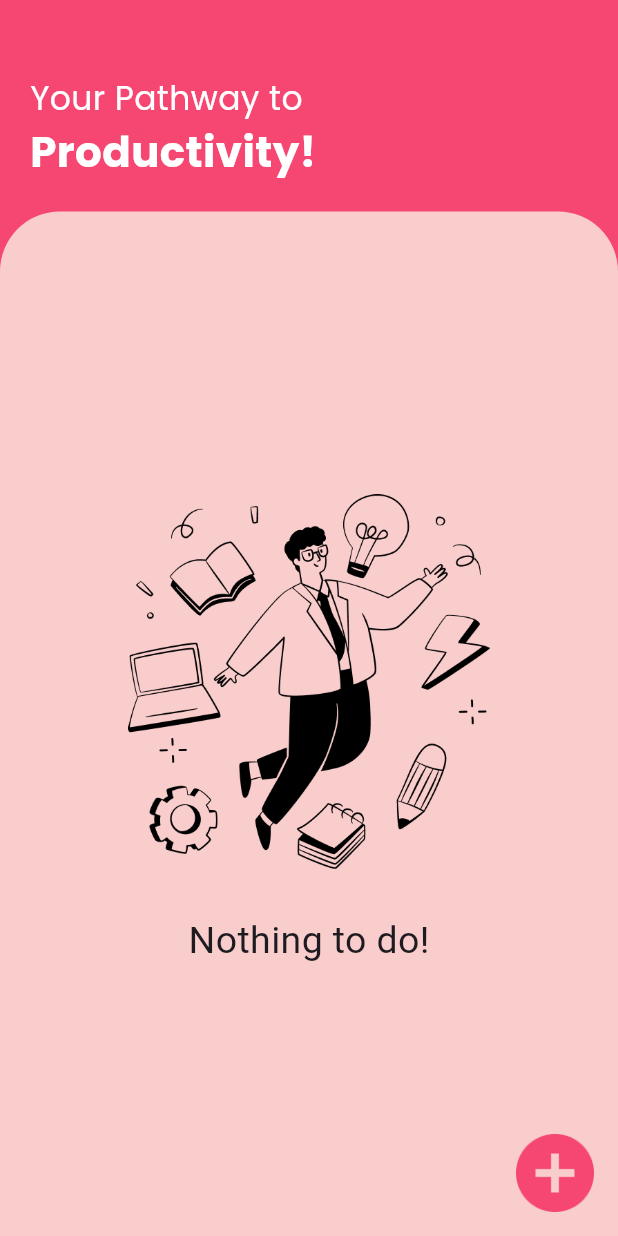
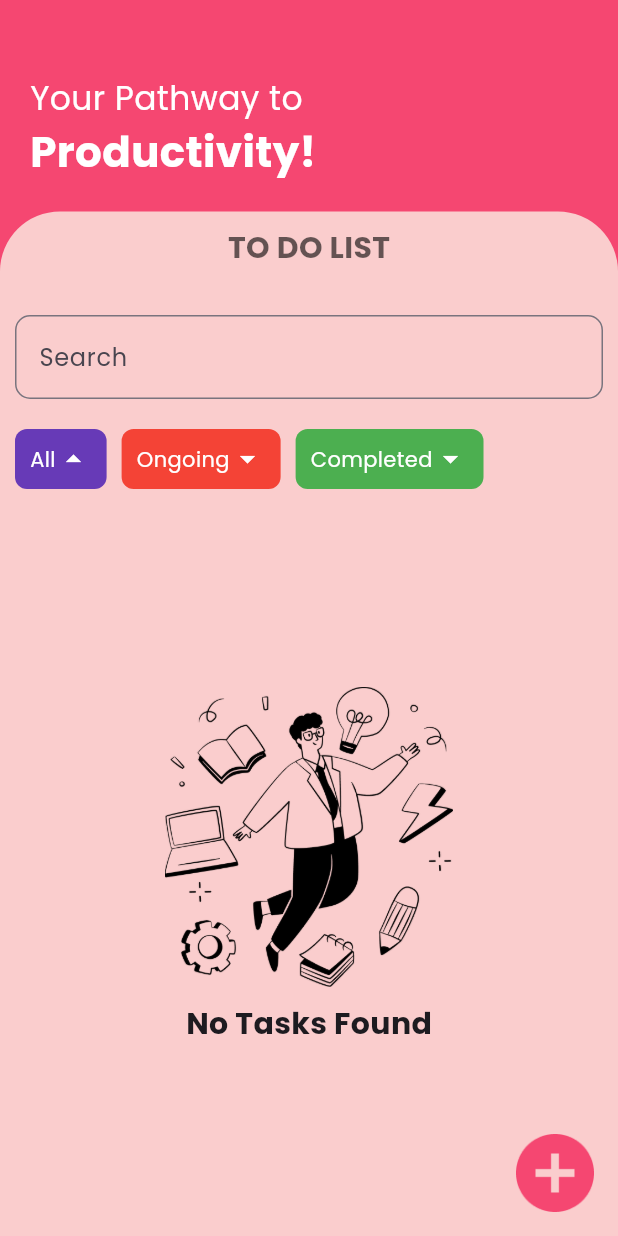
Before and after one commit to AbhishekASLK/todo_app_intermediate, a Flutter app: the screen it shows after launch, on a phone screen of 412 x 824 dp. Run offline on Flutter 3.47's test engine with Material 3 defaults, Android fonts, the phone set to English and light mode, and no system bars; our stand-ins replace flutter_slidable, google_fonts, sqflite; accounts and stored records are empty.

Commit message:
todo-completion

```diff
--- a/lib/main.dart
+++ b/lib/main.dart
@@ -11,7 +11,7 @@ List<ToDoModelClass> tasksFromDB = [];
 void main() async {
   WidgetsFlutterBinding.ensureInitialized();
   database = openDatabase(
-    join(await getDatabasesPath(), 'ToDoDB113.db'),
+    join(await getDatabasesPath(), 'ToDoDB114.db'),
     version: 1,
     onCreate: (db, version) {
       db.execute(
--- a/lib/screens/todo_app.dart
+++ b/lib/screens/todo_app.dart
@@ -118,35 +118,7 @@ class _ToDoAppState extends State<ToDoApp> {
                   topLeft: Radius.circular(40),
                 ),
               ),
-              child: (allTasks.isEmpty)
-                  ? Column(
-                      mainAxisAlignment: MainAxisAlignment.center,
-                      children: [
-                        const SizedBox(
-                          height: 10,
-                        ),
-                        Column(
-                          mainAxisAlignment: MainAxisAlignment.center,
-                          children: [
-                            Image.asset(
-                              'assets/no_tasks.png',
-                              height: 250,
-                              width: 250,
-                            ),
-                            const SizedBox(
-                              height: 30,
-                            ),
-                            const Text(
-                              'Nothing to do!',
-                              style: TextStyle(
-                                fontSize: 25,
-                              ),
-                            )
-                          ],
-                        ),
-                      ],
-                    )
-                  : Column(
+              child: Column(
                 children: [
                   const SizedBox(
                     height: 10,
@@ -220,7 +192,7 @@ class _ToDoAppState extends State<ToDoApp> {
                             color: Colors.deepPurple,
                             borderRadius: BorderRadius.all(
                               Radius.circular(
-                                      30,
+                                8,
                               ),
                             ),
                           ),
@@ -267,7 +239,7 @@ class _ToDoAppState extends State<ToDoApp> {
                             color: Colors.red,
                             borderRadius: BorderRadius.all(
                               Radius.circular(
-                                      30,
+                                8,
                               ),
                             ),
                           ),
@@ -301,7 +273,6 @@ class _ToDoAppState extends State<ToDoApp> {
                             pressedButton = 'Completed';
                             status = 'Completed';
                             filterCompletedTasks();
-                                  print(searchList.length);
                             searchList = completedTasks;
                             updateDisplayList(status);
                           });
@@ -315,7 +286,7 @@ class _ToDoAppState extends State<ToDoApp> {
                             color: Colors.green,
                             borderRadius: BorderRadius.all(
                               Radius.circular(
-                                      30,
+                                8,
                               ),
                             ),
                           ),
@@ -367,6 +338,34 @@ class _ToDoAppState extends State<ToDoApp> {
   }
 
   Expanded todoCard() {
+    if (searchList.isEmpty) {
+      return Expanded(
+        child: Center(
+          child: SingleChildScrollView(
+            child: Column(
+              mainAxisAlignment: MainAxisAlignment.center,
+              children: [
+                Image.asset(
+                  'assets/no_tasks.png',
+                  height: 200,
+                  width: 200,
+                ),
+                const SizedBox(
+                  height: 10,
+                ),
+                Text(
+                  'No Tasks Found',
+                  style: GoogleFonts.poppins(
+                    fontSize: 20,
+                    fontWeight: FontWeight.bold,
+                  ),
+                ),
+              ],
+            ),
+          ),
+        ),
+      );
+    }
     return Expanded(
       child: ListView.separated(
         separatorBuilder: (context, index) {
@@ -572,6 +571,7 @@ class _ToDoAppState extends State<ToDoApp> {
     titleController.text = todoObj!.title;
     descriptionController.text = todoObj.description;
     dateController.text = todoObj.date;
+    selectedCategory = todoObj.category;
     myBottomSheet(true, setState, todoObject: todoObj);
   }
 
@@ -603,7 +603,15 @@ class _ToDoAppState extends State<ToDoApp> {
 
   // ====================== MYBOTTOMSHEET METHOD ===============================
   void myBottomSheet(bool isEdit, setState, {ToDoModelClass? todoObject}) {
+    if (isEdit) {
+      titleController.text = todoObject!.title;
+      descriptionController.text = todoObject.description;
+      dateController.text = todoObject.date;
+      selectedCategory = todoObject.category;
+    } else {
       selectedCategory = '';
+    }
+
     showModalBottomSheet(
       backgroundColor: Colors.transparent,
       isScrollControlled: true,
```
Lines whose indentation alone changed are shown as unchanged.
